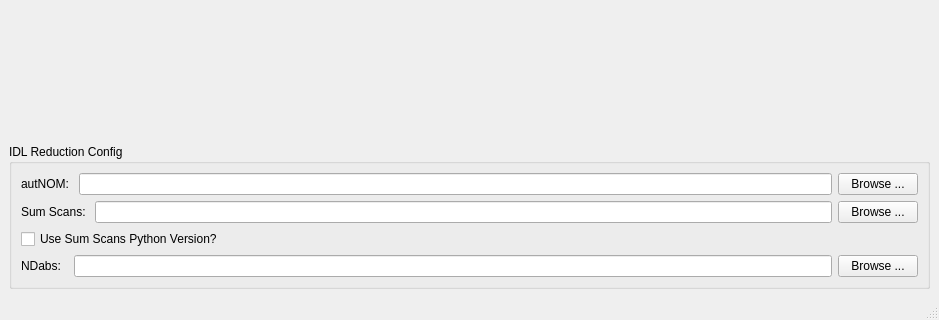
Old version of the form addie/ui/advanced_window.ui in the repository neutrons/FastGR; both pictures show x 0 to 939 and y 439 to 759 of the 939 by 759 pixel window.
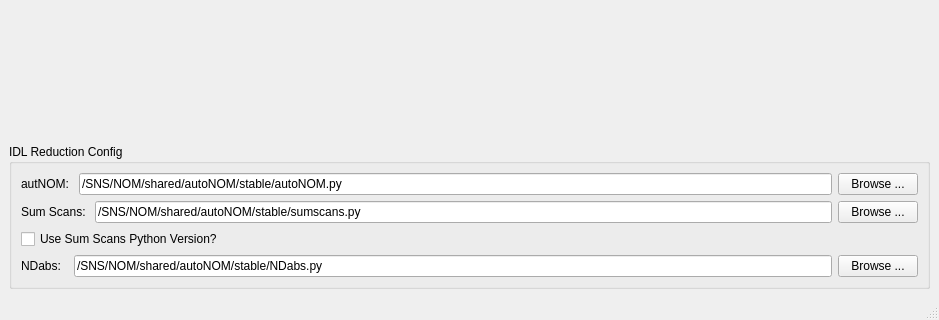
New version of the form.

Commit message: Add default script paths for IDL config to UI file

Diff of the .ui file:
```diff
--- a/addie/ui/advanced_window.ui
+++ b/addie/ui/advanced_window.ui
@@ -243,7 +243,11 @@
             </widget>
            </item>
            <item>
-            <widget class="QLineEdit" name="autoNOM_path_line_edit"/>
+            <widget class="QLineEdit" name="autoNOM_path_line_edit">
+             <property name="text">
+              <string>/SNS/NOM/shared/autoNOM/stable/autoNOM.py</string>
+             </property>
+            </widget>
            </item>
            <item>
             <widget class="QPushButton" name="autoNOM_path_browse_button">
@@ -264,7 +268,11 @@
             </widget>
            </item>
            <item>
-            <widget class="QLineEdit" name="sum_scans_path_line_edit"/>
+            <widget class="QLineEdit" name="sum_scans_path_line_edit">
+             <property name="text">
+              <string>/SNS/NOM/shared/autoNOM/stable/sumscans.py</string>
+             </property>
+            </widget>
            </item>
            <item>
             <widget class="QPushButton" name="sum_scans_path_browse_button">
@@ -292,7 +300,11 @@
             </widget>
            </item>
            <item>
-            <widget class="QLineEdit" name="ndabs_path_line_edit"/>
+            <widget class="QLineEdit" name="ndabs_path_line_edit">
+             <property name="text">
+              <string>/SNS/NOM/shared/autoNOM/stable/NDabs.py</string>
+             </property>
+            </widget>
            </item>
            <item>
             <widget class="QPushButton" name="ndabs_path_browse_button">
```
Left out of the diff: 2 changed lines with no effect on the pictures.
